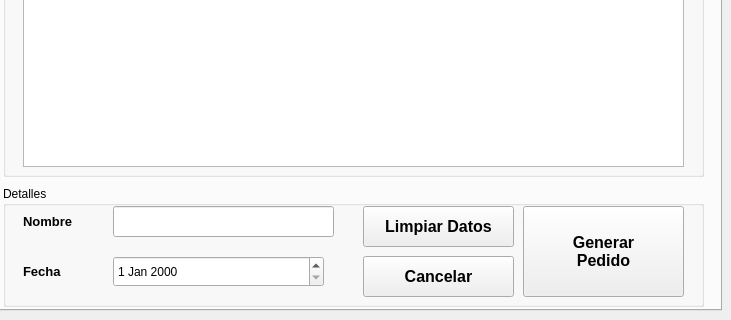
Qt form ui/main_window.ui (Bubbl33s/maki-yumpu-irs) before a commit; both pictures show x 469 to 1200 and y 280 to 600 of the 1200 by 600 pixel window.
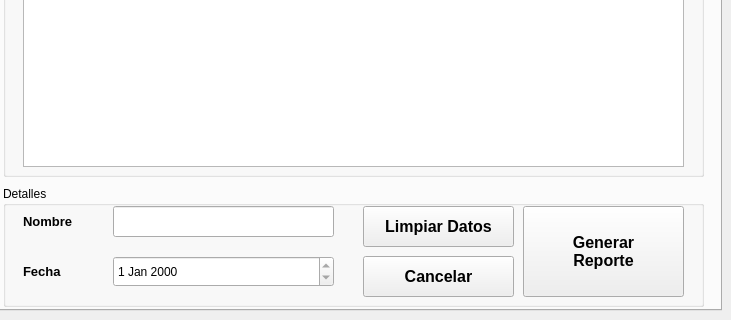
The same form after that commit. The open tabs and pages were chosen to show the change.

The edit to the form file:
```diff
--- a/ui/main_window.ui
+++ b/ui/main_window.ui
@@ -1128,10 +1128,13 @@
         <rect>
          <x>110</x>
          <y>70</y>
-         <width>211</width>
+         <width>221</width>
          <height>31</height>
         </rect>
        </property>
+       <property name="readOnly">
+        <bool>true</bool>
+       </property>
       </widget>
       <widget class="QLabel" name="label_21">
        <property name="geometry">
@@ -1213,7 +1216,7 @@
        </property>
        <property name="text">
         <string>Generar
-Pedido</string>
+Reporte</string>
        </property>
       </widget>
      </widget>
```
Left out of the diff: 2 changed lines with no effect on the pictures.
